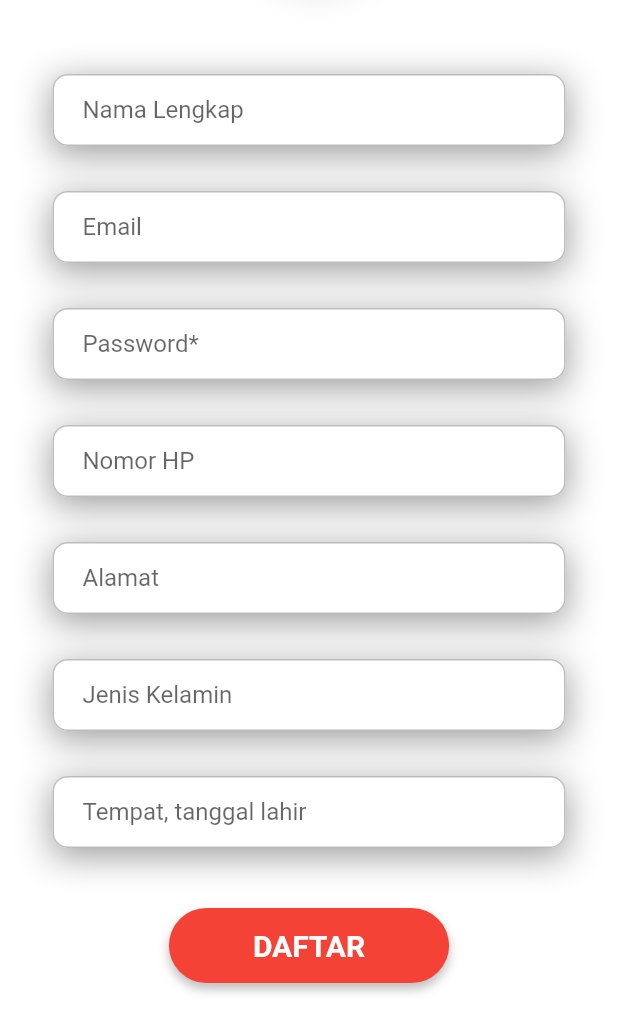
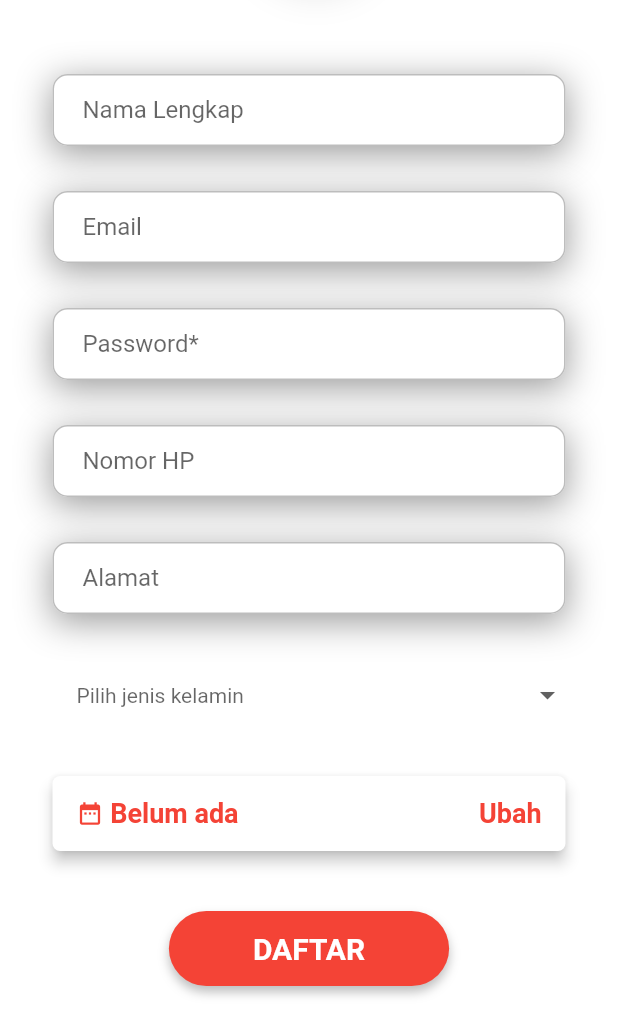
Before and after one commit to laudryfadian/persedikab_app, a Flutter app: the RegisterPage screen opened directly, on a phone screen of 412 x 824 dp, the part 226-1236 px from its top. Run offline on Flutter 3.47's test engine with Material 2 defaults, Android fonts, the phone set to English and light mode, and no system bars; drawn by our look-alikes of dropdown_button2; our stand-ins replace flutter_datetime_picker, font_awesome_flutter, google_fonts, hexcolor, pin_code_fields, shared_preferences; accounts and stored records are empty.

Commit message:
add date time picker

```diff
--- a/lib/pages/register/register_page.dart
+++ b/lib/pages/register/register_page.dart
@@ -1,6 +1,8 @@
 import 'dart:convert';
 
+import 'package:dropdown_button2/dropdown_button2.dart';
 import 'package:flutter/material.dart';
+import 'package:flutter_datetime_picker/flutter_datetime_picker.dart';
 import 'package:font_awesome_flutter/font_awesome_flutter.dart';
 import 'package:hexcolor/hexcolor.dart';
 import 'package:persedikab_app/pages/login/login_page.dart';
@@ -28,6 +30,49 @@ class _RegisterPageState extends State<RegisterPage> {
   TextEditingController passwordController = TextEditingController();
   TextEditingController jkController = TextEditingController();
   TextEditingController ttlController = TextEditingController();
+  String _date = "Belum ada";
+  final List<String> items = ['Laki - Laki', 'Perempuan'];
+  String? selectedValue;
+
+  List<DropdownMenuItem<String>> _addDividersAfterItems(List<String> items) {
+    List<DropdownMenuItem<String>> _menuItems = [];
+    for (var item in items) {
+      _menuItems.addAll(
+        [
+          DropdownMenuItem<String>(
+            value: item,
+            child: Padding(
+              padding: const EdgeInsets.symmetric(horizontal: 8.0),
+              child: Text(
+                item,
+                style: const TextStyle(
+                  fontSize: 14,
+                ),
+              ),
+            ),
+          ),
+          //If it's last item, we will not add Divider after it.
+          if (item != items.last)
+            const DropdownMenuItem<String>(
+              enabled: false,
+              child: Divider(),
+            ),
+        ],
+      );
+    }
+    return _menuItems;
+  }
+
+  List<int> _getDividersIndexes() {
+    List<int> _dividersIndexes = [];
+    for (var i = 0; i < (items.length * 2) - 1; i++) {
+      //Dividers indexes will be the odd indexes
+      if (i.isOdd) {
+        _dividersIndexes.add(i);
+      }
+    }
+    return _dividersIndexes;
+  }
 
   @override
   Widget build(BuildContext context) {
@@ -147,25 +192,98 @@ class _RegisterPageState extends State<RegisterPage> {
                           decoration: ThemeHelper().inputBoxDecorationShaddow(),
                         ),
                         SizedBox(height: 30.0),
-                        Container(
-                          child: TextFormField(
-                            controller: jkController,
-                            decoration: ThemeHelper().textInputDecoration(
-                                'Jenis Kelamin', 'Masukkan jenis kelamin'),
+                        // Container(
+                        //   child: TextFormField(
+                        //     controller: jkController,
+                        //     decoration: ThemeHelper().textInputDecoration(
+                        //         'Jenis Kelamin', 'Masukkan jenis kelamin'),
+                        //   ),
+                        //   decoration: ThemeHelper().inputBoxDecorationShaddow(),
+                        // ),
+                        DropdownButtonHideUnderline(
+                          child: DropdownButton2(
+                            isExpanded: true,
+                            hint: Text(
+                              'Pilih jenis kelamin',
+                              style: TextStyle(
+                                fontSize: 14,
+                                color: Theme.of(context).hintColor,
+                              ),
+                            ),
+                            items: _addDividersAfterItems(items),
+                            customItemsIndexes: _getDividersIndexes(),
+                            customItemsHeight: 4,
+                            value: selectedValue,
+                            onChanged: (value) {
+                              setState(() {
+                                selectedValue = value as String;
+                              });
+                            },
                           ),
-                          decoration: ThemeHelper().inputBoxDecorationShaddow(),
                         ),
                         SizedBox(
                           height: 30,
                         ),
-                        Container(
-                          child: TextFormField(
-                            controller: ttlController,
-                            decoration: ThemeHelper().textInputDecoration(
-                                'Tempat, tanggal lahir',
-                                'Masukkan tempat tanggal lahir'),
+                        RaisedButton(
+                          shape: RoundedRectangleBorder(
+                              borderRadius: BorderRadius.circular(5.0)),
+                          elevation: 4.0,
+                          onPressed: () {
+                            DatePicker.showDatePicker(context,
+                                theme: DatePickerTheme(
+                                  containerHeight: 210.0,
+                                ),
+                                showTitleActions: true,
+                                minTime: DateTime(2000, 1, 1),
+                                maxTime: DateTime(2022, 12, 31),
+                                onConfirm: (date) {
+                              print('confirm $date');
+                              _date =
+                                  '${date.day} - ${date.month} - ${date.year}';
+                              setState(() {});
+                            },
+                                currentTime: DateTime.now(),
+                                locale: LocaleType.id);
+                          },
+                          child: Container(
+                            alignment: Alignment.center,
+                            height: 50.0,
+                            child: Row(
+                              mainAxisAlignment: MainAxisAlignment.spaceBetween,
+                              children: <Widget>[
+                                Row(
+                                  children: <Widget>[
+                                    Container(
+                                      child: Row(
+                                        children: <Widget>[
+                                          Icon(
+                                            Icons.date_range,
+                                            size: 18.0,
+                                            color: Colors.red,
+                                          ),
+                                          Text(
+                                            " $_date",
+                                            style: TextStyle(
+                                                color: Colors.red,
+                                                fontWeight: FontWeight.bold,
+                                                fontSize: 18.0),
+                                          ),
+                                        ],
+                                      ),
+                                    )
+                                  ],
+                                ),
+                                Text(
+                                  "  Ubah",
+                                  style: TextStyle(
+                                      color: Colors.red,
+                                      fontWeight: FontWeight.bold,
+                                      fontSize: 18.0),
+                                ),
+                              ],
+                            ),
                           ),
-                          decoration: ThemeHelper().inputBoxDecorationShaddow(),
+                          color: Colors.white,
                         ),
                         SizedBox(height: 40.0),
                         Container(
@@ -196,6 +314,7 @@ class _RegisterPageState extends State<RegisterPage> {
                             },
                           ),
                         ),
+                        SizedBox(height: 20),
                       ],
                     ),
                   ),
@@ -209,6 +328,7 @@ class _RegisterPageState extends State<RegisterPage> {
   }
 
   void register() async {
+    print(_date);
     if (namaController.text.isNotEmpty &&
         alamatController.text.isNotEmpty &&
         nohpController.text.isNotEmpty &&
@@ -220,7 +340,8 @@ class _RegisterPageState extends State<RegisterPage> {
             "nohp": nohpController.text,
             "password": passwordController.text,
             "jk": jkController.text,
-            "ttl": ttlController.text,
+            // "ttl": ttlController.text,
+            "ttl": _date,
             "alamat": alamatController.text
           }));
       final body = jsonDecode(response.body);
@@ -250,8 +371,8 @@ class _RegisterPageState extends State<RegisterPage> {
         (Route<dynamic> route) => false,
       );
     } else {
-      ScaffoldMessenger.of(context)
-          .showSnackBar(SnackBar(content: Text(body['message'])));
+      ScaffoldMessenger.of(context).showSnackBar(SnackBar(
+          content: Text("Terjadi kesalahan, mohon ulangi sesaat lagi")));
     }
   }
 }
```
